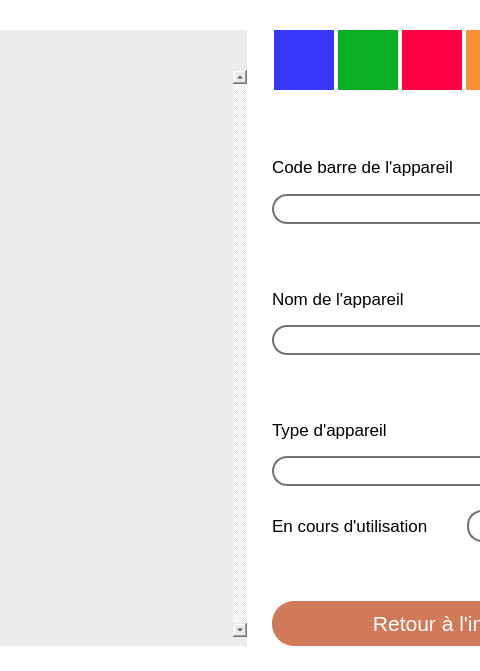
Qt form PM-GEST/ModificationAppareil.ui (AetherFall/Gestionnaire-Emprunt-Materiel) before a commit; both pictures show x 444 to 924 and y 0 to 671 of the 1221 by 671 pixel window.
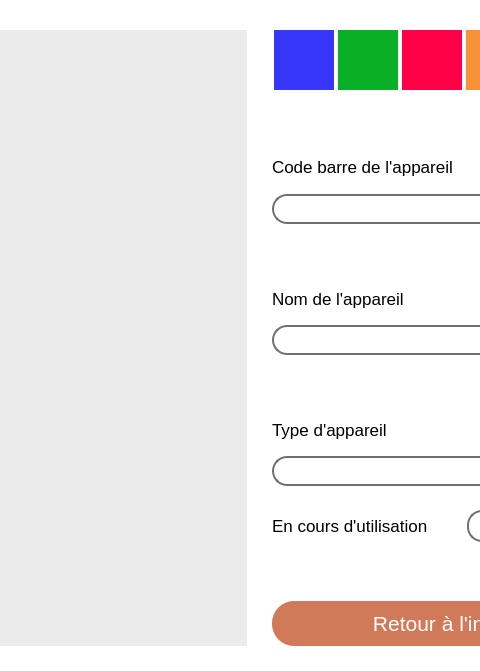
The same form after that commit. Icons and pictures are not drawn.

What changed in the file:
```diff
--- a/PM-GEST/ModificationAppareil.ui
+++ b/PM-GEST/ModificationAppareil.ui
@@ -169,7 +169,7 @@
 }</string>
            </property>
            <property name="verticalScrollBarPolicy">
-            <enum>Qt::ScrollBarAlwaysOn</enum>
+            <enum>Qt::ScrollBarAsNeeded</enum>
            </property>
            <property name="horizontalScrollBarPolicy">
             <enum>Qt::ScrollBarAlwaysOff</enum>
```
Left out of the diff: 15 changed lines with no effect on the pictures.
